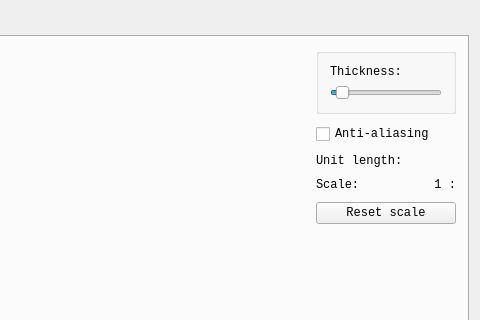
The window that FIT0201CHERESHNEV_Plotter/mainwindow.ui (echeresh/computer-graphics) describes before a commit, drawn with Qt 5; both pictures show x 174 to 654 and y 0 to 320 of the 654 by 583 pixel window.
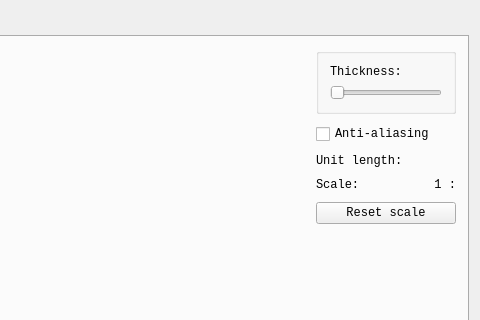
The same window after the commit. The open tabs and pages were chosen to show the change. Custom widgets are drawn as their Qt base class.

```diff
--- a/FIT0201CHERESHNEV_Plotter/mainwindow.ui
+++ b/FIT0201CHERESHNEV_Plotter/mainwindow.ui
@@ -397,7 +397,7 @@
                 <number>20</number>
                </property>
                <property name="value">
-                <number>2</number>
+                <number>1</number>
                </property>
                <property name="orientation">
                 <enum>Qt::Horizontal</enum>
```
Left out of the diff: 2 changed lines with no effect on the pictures.
